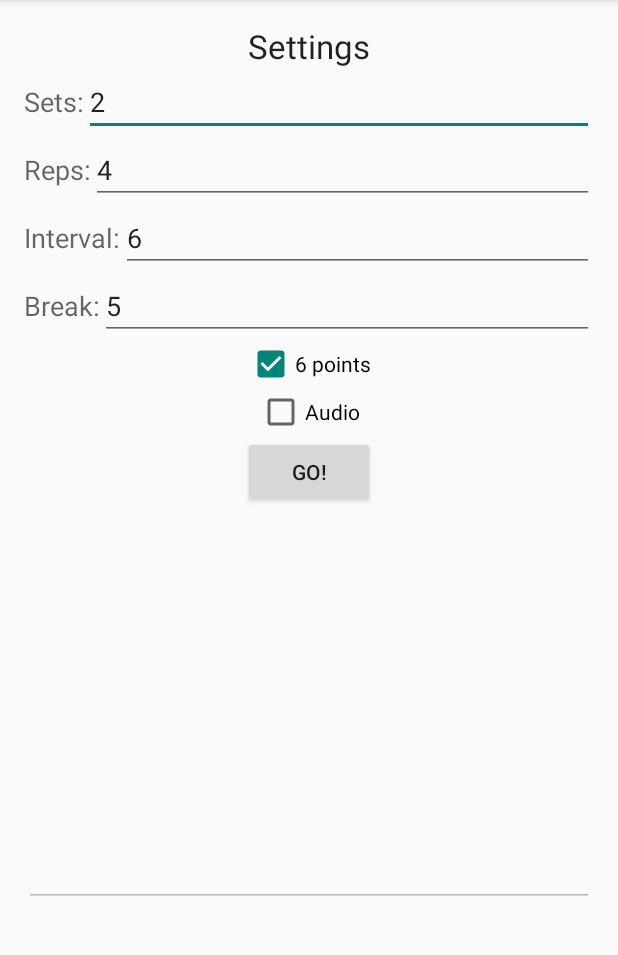
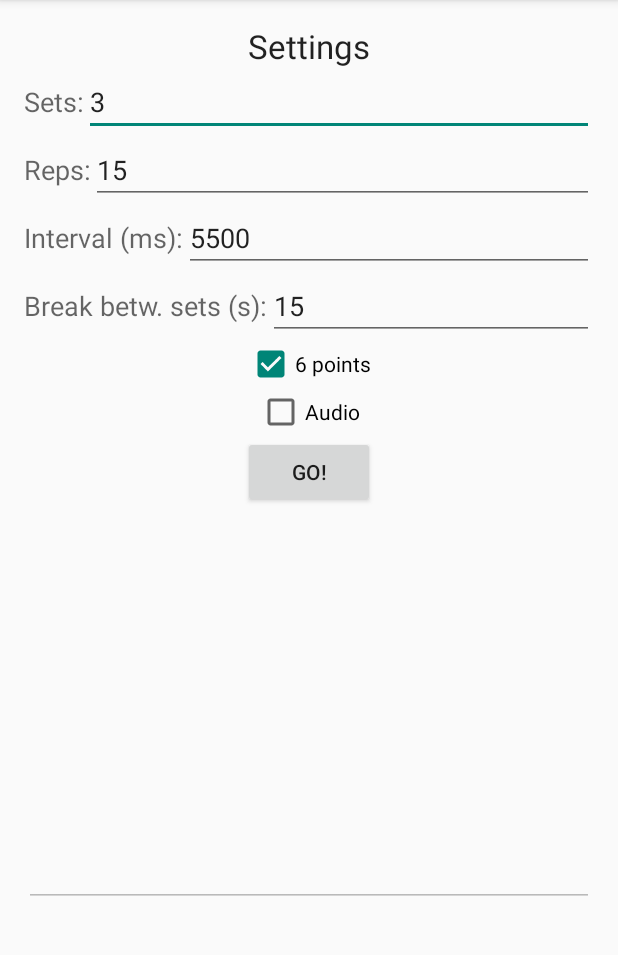
Before and after one commit to mrksbrg/RacketGhost, an Android app: the screen it shows after launch (MainActivity), on a phone screen of 412 x 824 dp, the part 84-1039 px from its top. Run offline under Robolectric (Android 15) with nearby library versions, the light colour scheme and no system bars.

Commit message:
History logger fixed. Interval setting changed to milliseconds.

```diff
--- a/app/src/main/java/com/markusborg/logic/Setting.java
+++ b/app/src/main/java/com/markusborg/logic/Setting.java
@@ -20,7 +20,7 @@ public class Setting {
 
     public Setting(int sets, int reps, int interval, int breakTime, boolean sixPoints, boolean audio) {
         SimpleDateFormat sdf = new SimpleDateFormat("yyyy-MM-dd");
-        String date = sdf.format(new Date());
+        date = sdf.format(new Date());
 
         this.sets = sets;
         this.reps = reps;
--- a/app/src/main/res/layout/activity_main.xml
+++ b/app/src/main/res/layout/activity_main.xml
@@ -39,7 +39,7 @@
                 android:inputType="number"
                 android:ems="10"
                 android:id="@+id/txtSets"
-                android:text="2" />
+                android:text="3" />
         </LinearLayout>
 
         <LinearLayout
@@ -61,7 +61,7 @@
                 android:inputType="number"
                 android:ems="10"
                 android:id="@+id/txtReps"
-                android:text="4" />
+                android:text="15" />
         </LinearLayout>
 
         <LinearLayout
@@ -73,7 +73,7 @@
                 android:layout_width="wrap_content"
                 android:layout_height="wrap_content"
                 android:textAppearance="?android:attr/textAppearanceMedium"
-                android:text="Interval:"
+                android:text="Interval (ms):"
                 android:id="@+id/textView4" />
 
             <EditText
@@ -82,7 +82,7 @@
                 android:inputType="number"
                 android:ems="10"
                 android:id="@+id/txtInterval"
-                android:text="6" />
+                android:text="5500" />
         </LinearLayout>
 
         <LinearLayout
@@ -94,7 +94,7 @@
                 android:layout_width="wrap_content"
                 android:layout_height="wrap_content"
                 android:textAppearance="?android:attr/textAppearanceMedium"
-                android:text="Break:"
+                android:text="Break betw. sets (s):"
                 android:id="@+id/textView5" />
 
             <EditText
@@ -103,7 +103,7 @@
                 android:inputType="number"
                 android:ems="10"
                 android:id="@+id/txtBreak"
-                android:text="5" />
+                android:text="15" />
         </LinearLayout>
 
         <CheckBox
```
Also changed, not shown: app/src/main/java/com/markusborg/ui/GhostingActivity.java (+4 -3 lines).
